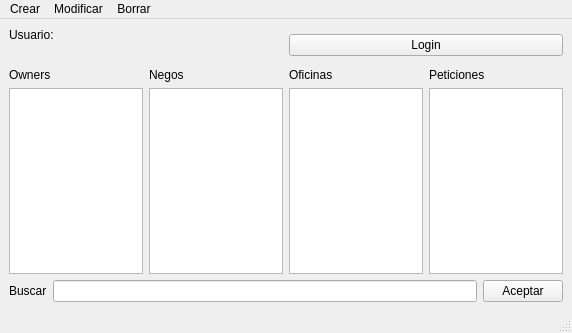
First picture: the form in source/mainwindow.ui, repository hugo19941994/ViajeFacil, before the edit.
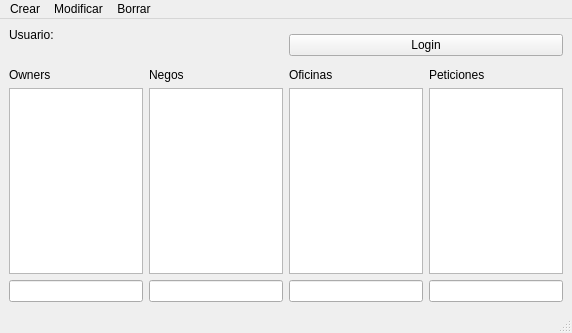
Second picture: the form after the edit.

Diff of the .ui file:
```diff
--- a/source/mainwindow.ui
+++ b/source/mainwindow.ui
@@ -60,6 +60,13 @@
           <item>
            <widget class="QListWidget" name="listWidget_2"/>
           </item>
+          <item>
+           <widget class="QLineEdit" name="lineEdit_2">
+            <property name="text">
+             <string/>
+            </property>
+           </widget>
+          </item>
          </layout>
         </item>
         <item>
@@ -74,6 +81,13 @@
           <item>
            <widget class="QListWidget" name="listWidget"/>
           </item>
+          <item>
+           <widget class="QLineEdit" name="lineEdit_3">
+            <property name="text">
+             <string/>
+            </property>
+           </widget>
+          </item>
          </layout>
         </item>
         <item>
@@ -88,6 +102,13 @@
           <item>
            <widget class="QListWidget" name="listWidget_3"/>
           </item>
+          <item>
+           <widget class="QLineEdit" name="lineEdit_4">
+            <property name="text">
+             <string/>
+            </property>
+           </widget>
+          </item>
          </layout>
         </item>
         <item>
@@ -102,31 +123,17 @@
           <item>
            <widget class="QListWidget" name="listWidget_4"/>
           </item>
+          <item>
+           <widget class="QLineEdit" name="lineEdit_5">
+            <property name="text">
+             <string/>
+            </property>
+           </widget>
+          </item>
          </layout>
         </item>
        </layout>
       </item>
-      <item>
-       <layout class="QHBoxLayout" name="horizontalLayout_2">
-        <item>
-         <widget class="QLabel" name="label_6">
-          <property name="text">
-           <string>Buscar</string>
-          </property>
-         </widget>
-        </item>
-        <item>
-         <widget class="QLineEdit" name="lineEdit"/>
-        </item>
-        <item>
-         <widget class="QPushButton" name="pushButton">
-          <property name="text">
-           <string>Aceptar</string>
-          </property>
-         </widget>
-        </item>
-       </layout>
-      </item>
      </layout>
     </item>
    </layout>
```
